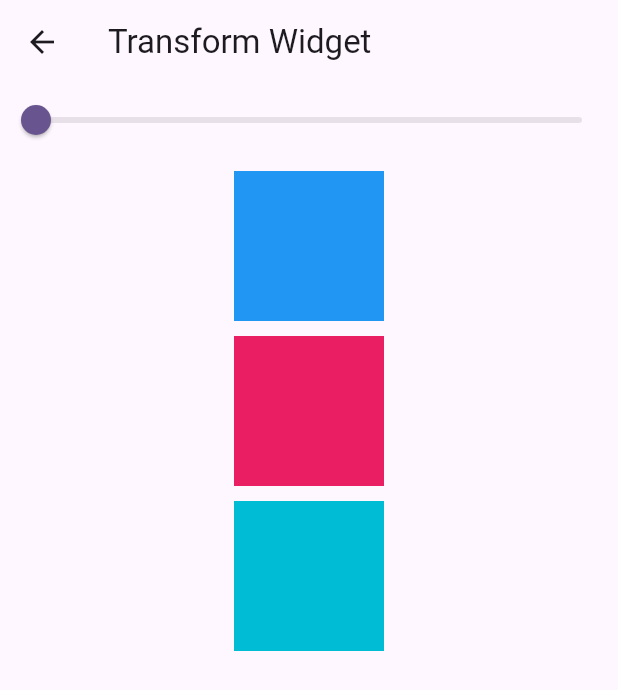
After one commit to suleymansurucu/flutter_training, a Flutter app: the TransformWidget screen opened directly, on a phone screen of 412 x 824 dp. The commit adds this screen. Shown: the top 690 px of the screen. Run offline on Flutter 3.47's test engine with Material 3 defaults, Android fonts, the phone set to English and light mode, and no system bars; our stand-ins replace cached_network_image, dio, email_validator, flutter_easyloading, flutter_screenutil, flutter_secure_storage and 5 more; missing offline and left inert: dart:ffi, flutter_sequence_animation; accounts and stored records are empty; network calls fail.

Commit message:
feat: add new Animated Widgets,get slider, get rotate, get scale, get translate,

```diff
--- a/lib/section_32/main32.dart
+++ b/lib/section_32/main32.dart
@@ -1,7 +1,9 @@
 import 'package:flutter/cupertino.dart';
 import 'package:flutter/material.dart';
 import 'package:flutter_training/section_17/main_navigations.dart';
+import 'package:flutter_training/section_32/animation_widget.dart';
 import 'package:flutter_training/section_32/new_page.dart';
+import 'package:flutter_training/section_32/transform_widget.dart';
 
 void main() {
   runApp(MyHomePage32());
@@ -92,7 +94,13 @@ class _newHomePageState extends State<newHomePage> with SingleTickerProviderStat
           Text('Suleyman Surucu', style: TextStyle(fontSize: animation3.value*40),),
             ElevatedButton(onPressed: (){
               Navigator.of(context).push(MaterialPageRoute(builder: (context)=>const NewPage()));
-            }, child: const Text('Next Page'))
+            }, child: const Text('Next Page')),
+            ElevatedButton(onPressed: (){
+              Navigator.of(context).push(MaterialPageRoute(builder: (context)=>const AnimationWidget()));
+            }, child: const Text('Next Animation Widget Page')),
+            ElevatedButton(onPressed: (){
+              Navigator.of(context).push(MaterialPageRoute(builder: (context)=>const TransformWidget()));
+            }, child: const Text('Next Transform Widget Page')),
           ],
         ),
       ),
--- /dev/null
+++ b/lib/section_32/transform_widget.dart
@@ -0,0 +1,87 @@
+import 'package:flutter/material.dart';
+
+class TransformWidget extends StatefulWidget {
+  const TransformWidget({super.key});
+
+  @override
+  State<TransformWidget> createState() => _TransformWidgetState();
+}
+
+class _TransformWidgetState extends State<TransformWidget> {
+  var sliderValue = 0.0;
+
+  @override
+  Widget build(BuildContext context) {
+    return Scaffold(
+      appBar: AppBar(
+        title: const Text('Transform Widget'),
+      ),
+      body: Column(
+        children: [
+          getSlider(),
+          const SizedBox(
+            height: 10,
+          ),
+          getRotate(),
+          const SizedBox(
+            height: 10,
+          ),
+          getScale(),
+          const SizedBox(
+            height: 10,
+          ),
+          getTranslate(),
+        ],
+      ),
+    );
+  }
+
+  getSlider() {
+    return Slider(
+        value: sliderValue,
+        min: 0.0,
+        max: 100.0,
+        onChanged: (value) {
+          setState(() {
+            sliderValue = value;
+          });
+        });
+  }
+
+  Container getRotate() {
+    return Container(
+        child: Transform.rotate(
+      angle: sliderValue,
+      origin: const Offset(50, 0),
+      child: Container(
+        height: 100,
+        width: 100,
+        color: Colors.blue,
+      ),
+    ));
+  }
+
+  Container getScale() {
+    return Container(
+        child: Transform.scale(
+      scale: sliderValue == 0 ? 1 : sliderValue / 50,
+      child: Container(
+        height: 100,
+        width: 100,
+        color: Colors.pink,
+      ),
+    ));
+  }
+
+  getTranslate() {
+    return Container(
+        child: Transform.translate(
+      offset: Offset(sliderValue, sliderValue),
+      child: Container(
+        height: 100,
+        width: 100,
+        color: Colors.cyan,
+      ),
+    ));
+  }
+}
```
Also changed, not shown: lib/section_32/animation_widget.dart (added, +93 -0 lines).
